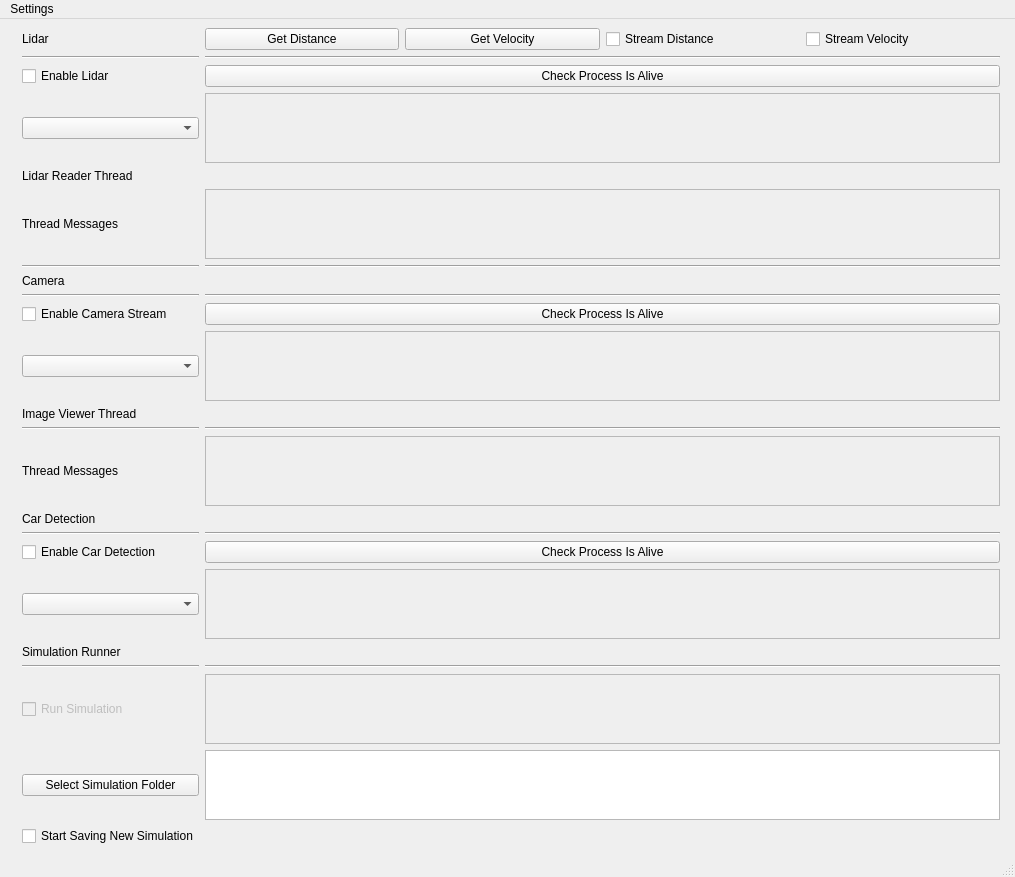
The window that gui/qt_designer_files/mirrorless_mirrors.ui (JECcapstone2019/CapstoneADASMirrors) describes before a commit, drawn with Qt 5.
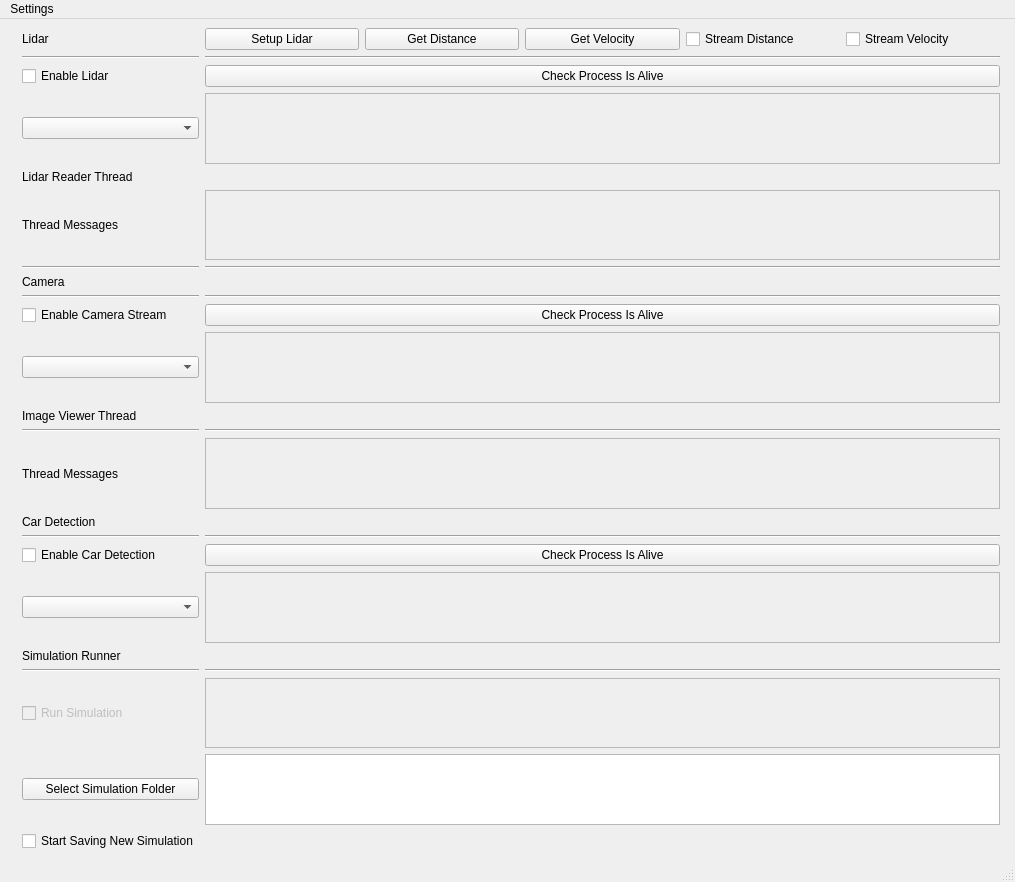
The same window after the commit.

Commit message: Added more groundwork for the car detection implementation Updated the lidar section of the gui, not added into the python code yet

```diff
--- a/gui/qt_designer_files/mirrorless_mirrors.ui
+++ b/gui/qt_designer_files/mirrorless_mirrors.ui
@@ -7,7 +7,7 @@
     <x>0</x>
     <y>0</y>
     <width>1015</width>
-    <height>870</height>
+    <height>882</height>
    </rect>
   </property>
   <property name="maximumSize">
@@ -324,31 +324,38 @@
       </item>
       <item row="0" column="1">
        <layout class="QGridLayout" name="gridLayout_2">
-        <item row="0" column="0">
-         <widget class="QPushButton" name="lidarGetDistanceButton">
+        <item row="0" column="4">
+         <widget class="QCheckBox" name="lidarStreamVelocity">
           <property name="text">
-           <string>Get Distance</string>
+           <string>Stream Velocity</string>
           </property>
          </widget>
         </item>
-        <item row="0" column="2">
+        <item row="0" column="3">
          <widget class="QCheckBox" name="lidarStreamDistance">
           <property name="text">
            <string>Stream Distance</string>
           </property>
          </widget>
         </item>
-        <item row="0" column="1">
+        <item row="0" column="2">
          <widget class="QPushButton" name="lidarGetVelocityButton">
           <property name="text">
            <string>Get Velocity</string>
           </property>
          </widget>
         </item>
-        <item row="0" column="3">
-         <widget class="QCheckBox" name="lidarStreamVelocity">
+        <item row="0" column="1">
+         <widget class="QPushButton" name="lidarGetDistanceButton">
           <property name="text">
-           <string>Stream Velocity</string>
+           <string>Get Distance</string>
+          </property>
+         </widget>
+        </item>
+        <item row="0" column="0">
+         <widget class="QPushButton" name="lidarSetupButton">
+          <property name="text">
+           <string>Setup Lidar</string>
           </property>
          </widget>
         </item>
```
The commit also changes 3 other files.
